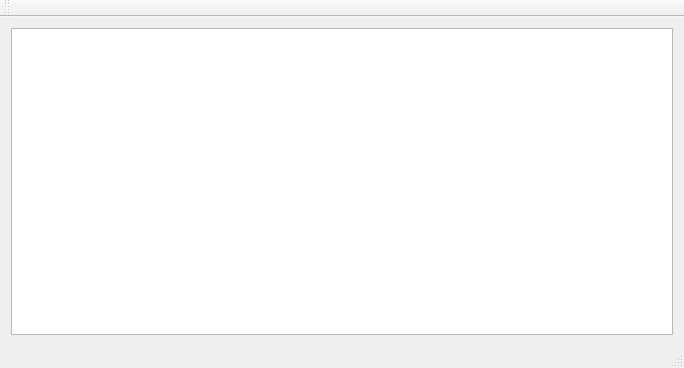
Before: the Qt Designer form src/MainApp/MainWindow.ui in petrytar/GoogleContacts, drawn with Qt 5.
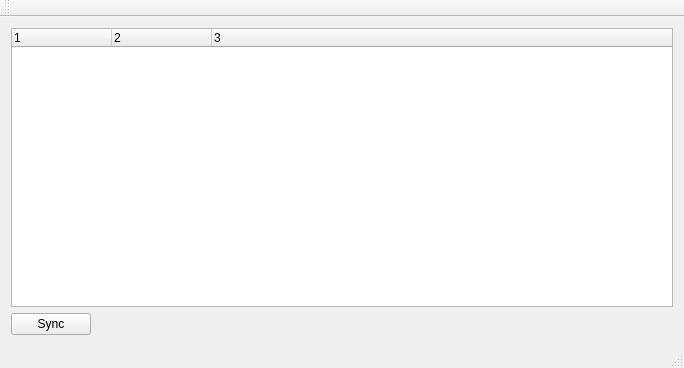
After: the same form once the commit is applied.

Commit message: MainWindow's ui changed to tree widget.

What changed in the file:
```diff
--- a/src/MainApp/MainWindow.ui
+++ b/src/MainApp/MainWindow.ui
@@ -16,7 +16,50 @@
   <widget class="QWidget" name="centralWidget">
    <layout class="QVBoxLayout" name="verticalLayout">
     <item>
-     <widget class="QTableView" name="tableView"/>
+     <widget class="QTreeWidget" name="entriesTreeWidget">
+      <property name="columnCount">
+       <number>3</number>
+      </property>
+      <column>
+       <property name="text">
+        <string notr="true">1</string>
+       </property>
+      </column>
+      <column>
+       <property name="text">
+        <string notr="true">2</string>
+       </property>
+      </column>
+      <column>
+       <property name="text">
+        <string notr="true">3</string>
+       </property>
+      </column>
+     </widget>
+    </item>
+    <item>
+     <layout class="QHBoxLayout" name="horizontalLayout">
+      <item>
+       <widget class="QPushButton" name="syncButton">
+        <property name="text">
+         <string>Sync</string>
+        </property>
+       </widget>
+      </item>
+      <item>
+       <spacer name="horizontalSpacer">
+        <property name="orientation">
+         <enum>Qt::Horizontal</enum>
+        </property>
+        <property name="sizeHint" stdset="0">
+         <size>
+          <width>40</width>
+          <height>20</height>
+         </size>
+        </property>
+       </spacer>
+      </item>
+     </layout>
     </item>
    </layout>
   </widget>
```
Left out of the diff: 2 changed lines with no effect on the pictures. The commit also changes 5 other files.
